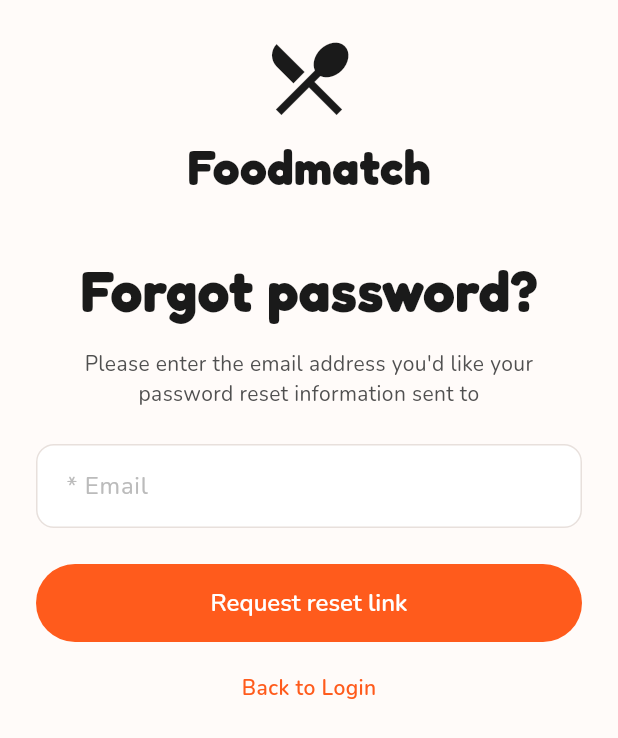
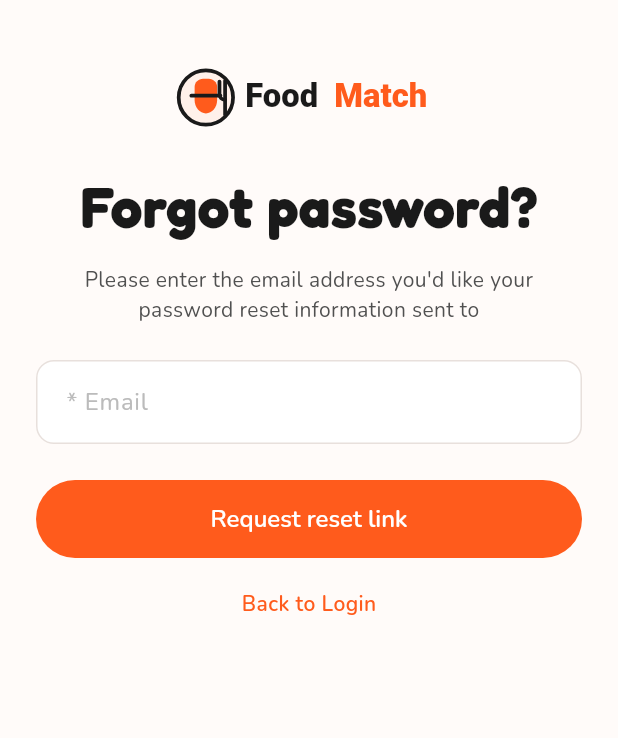
Before and after one commit to PavelMaximov/FoodMatch-App, a Flutter app: the screen it shows after launch, after a tap on "Forgot password?", on a phone screen of 412 x 824 dp. Shown: the top 738 px of the screen. Run offline on Flutter 3.47's test engine with Material 3 defaults, Android fonts, the phone set to English and light mode, and no system bars; our stand-ins replace cached_network_image, flutter_secure_storage, flutter_svg, go_router, google_fonts, hive_flutter and 3 more; accounts and stored records are empty; project files that could hold a hidden picture were left out.

Commit message:
Use SVG logo on auth screens

```diff
--- a/food_match/lib/features/auth/presentation/screens/forgot_password_screen.dart
+++ b/food_match/lib/features/auth/presentation/screens/forgot_password_screen.dart
@@ -8,8 +8,8 @@ import '../../../../core/theme/app_text_styles.dart';
 import '../../../../core/utils/snackbar_utils.dart';
 import '../../../../core/utils/validators.dart';
 import '../../../../shared/widgets/app_button.dart';
-import '../../../../shared/widgets/app_logo_header.dart';
 import '../../../../shared/widgets/app_text_field.dart';
+import '../widgets/auth_logo.dart';
 
 class ForgotPasswordScreen extends StatefulWidget {
   const ForgotPasswordScreen({super.key});
@@ -46,7 +46,7 @@ class _ForgotPasswordScreenState extends State<ForgotPasswordScreen> {
               crossAxisAlignment: CrossAxisAlignment.center,
               children: <Widget>[
                 const SizedBox(height: 20),
-                const AppLogoHeader(showSubtitle: false),
+                const AuthLogo(),
                 Text(
                   AppStrings.resetPasswordTitle,
                   style: AppTextStyles.pageTitle,
--- a/food_match/lib/features/auth/presentation/screens/login_screen.dart
+++ b/food_match/lib/features/auth/presentation/screens/login_screen.dart
@@ -10,8 +10,8 @@ import '../../../../core/theme/app_text_styles.dart';
 import '../../../../core/utils/snackbar_utils.dart';
 import '../../../../core/utils/validators.dart';
 import '../../../../shared/widgets/app_button.dart';
-import '../../../../shared/widgets/app_logo_header.dart';
 import '../../../../shared/widgets/app_text_field.dart';
+import '../widgets/auth_logo.dart';
 import '../../logic/auth_provider.dart';
 
 class LoginScreen extends StatefulWidget {
@@ -169,7 +169,7 @@ class _LoginScreenState extends State<LoginScreen> {
               crossAxisAlignment: CrossAxisAlignment.center,
               children: <Widget>[
                 const SizedBox(height: 20),
-                const AppLogoHeader(showSubtitle: true),
+                const AuthLogo(),
                 Text(
                   AppStrings.login,
                   style: AppTextStyles.pageTitle,
--- a/food_match/lib/features/auth/presentation/screens/register_screen.dart
+++ b/food_match/lib/features/auth/presentation/screens/register_screen.dart
@@ -10,8 +10,8 @@ import '../../../../core/theme/app_text_styles.dart';
 import '../../../../core/utils/snackbar_utils.dart';
 import '../../../../core/utils/validators.dart';
 import '../../../../shared/widgets/app_button.dart';
-import '../../../../shared/widgets/app_logo_header.dart';
 import '../../../../shared/widgets/app_text_field.dart';
+import '../widgets/auth_logo.dart';
 import '../../logic/auth_provider.dart';
 
 class RegisterScreen extends StatefulWidget {
@@ -161,7 +161,7 @@ class _RegisterScreenState extends State<RegisterScreen> {
               crossAxisAlignment: CrossAxisAlignment.center,
               children: <Widget>[
                 const SizedBox(height: 20),
-                const AppLogoHeader(showSubtitle: true),
+                const AuthLogo(),
                 Text(
                   AppStrings.signUp,
                   style: AppTextStyles.pageTitle,
--- /dev/null
+++ b/food_match/lib/features/auth/presentation/widgets/auth_logo.dart
@@ -0,0 +1,21 @@
+import 'package:flutter/material.dart';
+import 'package:flutter_svg/flutter_svg.dart';
+
+class AuthLogo extends StatelessWidget {
+  const AuthLogo({super.key});
+
+  static const String assetPath = 'assets/logos/foodmatch_logo.svg';
+
+  @override
+  Widget build(BuildContext context) {
+    return Center(
+      child: SvgPicture.asset(
+        assetPath,
+        width: 200,
+        height: 90,
+        fit: BoxFit.contain,
+        placeholderBuilder: (_) => const SizedBox(width: 200, height: 90),
+      ),
+    );
+  }
+}
```
Also changed, not shown: food_match/assets/logos/foodmatch_logo.svg (added).
